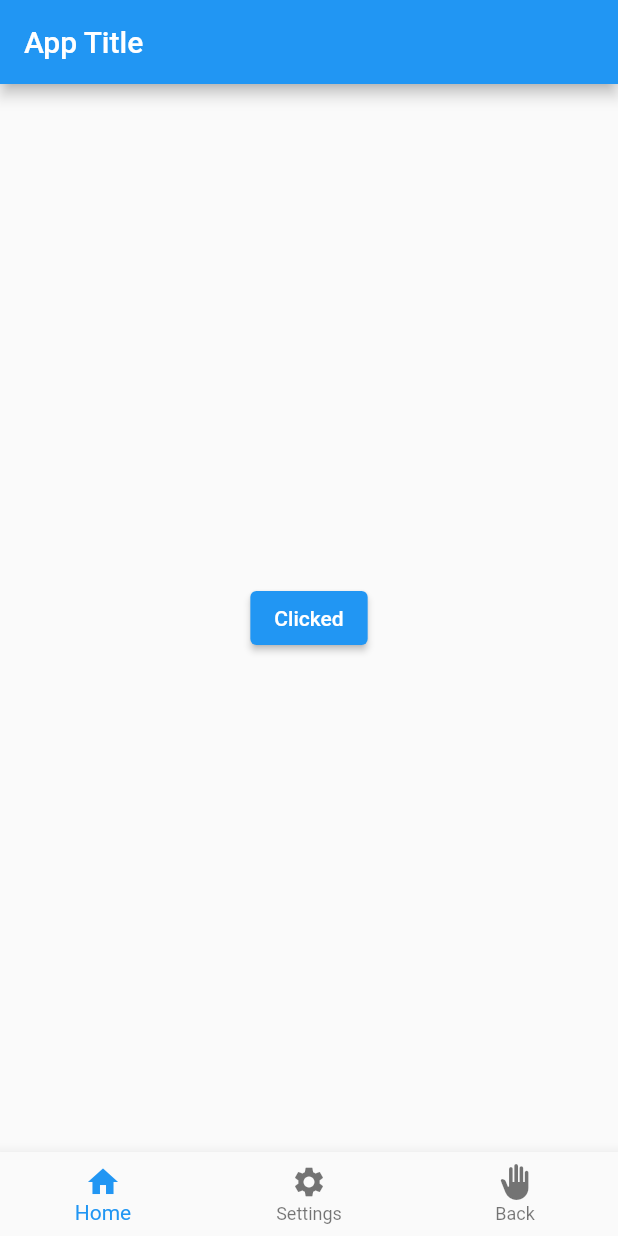
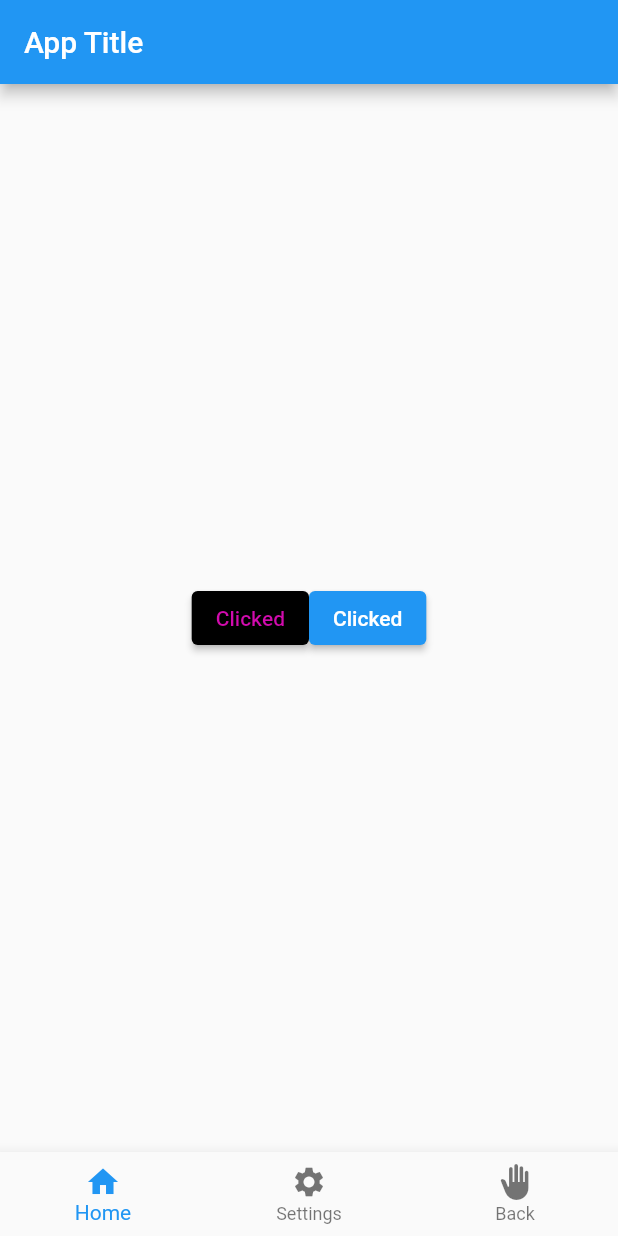
Before and after one commit to sajjadrahman56/Flutter-Showcase, a Flutter app: the screen it shows after launch, after a tap on "click me", on a phone screen of 412 x 824 dp. Run offline on Flutter 3.47's test engine with Material 2 defaults, Android fonts, the phone set to English and light mode, and no system bars.

Commit message:
Button Color add

```diff
--- /dev/null
+++ b/basictopics/lib/designButton.dart
@@ -0,0 +1,105 @@
+import 'package:flutter/material.dart';
+
+class designButton extends StatefulWidget {
+  designButton({super.key});
+
+  @override
+  State<designButton> createState() => _designButton();
+}
+
+class _designButton extends State<designButton> {
+//------------ variable create
+  String buttonName = 'click me';
+  int curentIndex = 0;
+  //double
+
+  @override
+  Widget build(BuildContext context) {
+    return MaterialApp(
+      debugShowCheckedModeBanner: false,
+      home: Scaffold(
+        appBar: AppBar(
+          title: const Text('App Title'),
+        ),
+        //main body part start from here
+
+        body: Center(
+          child: SizedBox(
+            width: double.infinity,
+            height: double.infinity,
+            //Column for add here vertically
+            // Row add for horizontaly
+
+            child: Row(
+              mainAxisAlignment: MainAxisAlignment.center,
+              crossAxisAlignment: CrossAxisAlignment.center,
+              children: [
+                ElevatedButton(
+                  style: ElevatedButton.styleFrom(
+                    onPrimary: Color.fromARGB(255, 210, 11, 174),
+                    primary: Colors.black,
+                  ),
+                  onPressed: () {
+                    //print('Someone Click me ');
+                    setState(
+                      () {
+                        buttonName = 'Clicked';
+                      },
+                    );
+                  },
+                  child: Text(buttonName),
+                ),
+                ElevatedButton(
+                  onPressed: () {
+                    //print('Someone Click me ');
+                    setState(
+                      () {
+                        buttonName = 'Clicked 2nd ';
+                      },
+                    );
+                  },
+                  child: Text(buttonName),
+                ),
+
+                /* TextButton(
+                  style: TextButton.styleFrom(
+                    primary: Colors.blue,
+                  ),
+                  onPressed: () {},
+                  child: Text('TextButton'),
+                ),
+                */
+              ],
+            ),
+          ),
+        ),
+
+        //------------------- Button Create here
+
+        // bottom navigation bar at the end
+        bottomNavigationBar: BottomNavigationBar(
+          items: const [
+            BottomNavigationBarItem(
+              label: 'Home',
+              icon: Icon(Icons.home),
+            ),
+            BottomNavigationBarItem(
+              label: 'Settings',
+              icon: Icon(Icons.settings),
+            ),
+            BottomNavigationBarItem(
+              label: 'Back',
+              icon: Icon(Icons.back_hand),
+            ),
+          ],
+          currentIndex: curentIndex,
+          onTap: (int index) {
+            setState(() {
+              curentIndex = index;
+            });
+          },
+        ),
+      ),
+    );
+  }
+}
--- a/basictopics/lib/main.dart
+++ b/basictopics/lib/main.dart
@@ -1,12 +1,17 @@
 import 'package:flutter/material.dart';
-import 'BottomNavigationChange.dart';
-import 'app_bar_title.dart';
-import 'bottom_nevigation.dart';
-import 'button_create.dart';
+
+//import 'ListOfButton.dart';
+import 'designButton.dart';
+//import 'BottomNavigationChange.dart';
+//import 'app_bar_title.dart';
+//import 'bottom_nevigation.dart';
+//import 'button_create.dart';
 
 void main() {
   //runApp(const app_bar_title()); //-------------1st call
   //runApp(const bottom_nevigation()); //-------- 2nd call
   //runApp(button_create()); //--------------- 3rd call
-  runApp(BottomNavigationChange());
+  //runApp(BottomNavigationChange()); //------------- 4th call
+  //runApp(ListOfButton()); //-------------------------- 5th call
+  runApp(designButton());
 }
```
